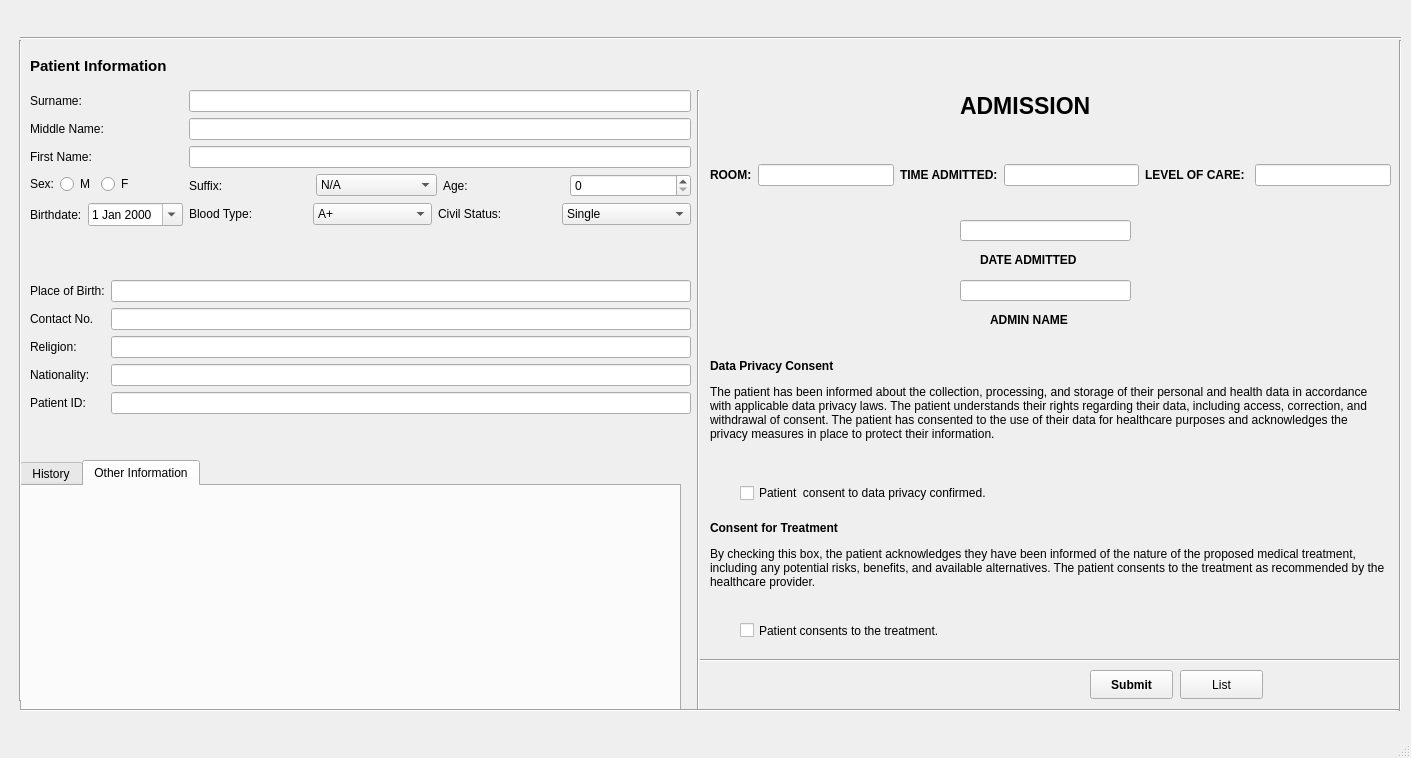
Old version of the form mainwindow.ui in the repository ChadBojelador/Medical-Record-Management-System.
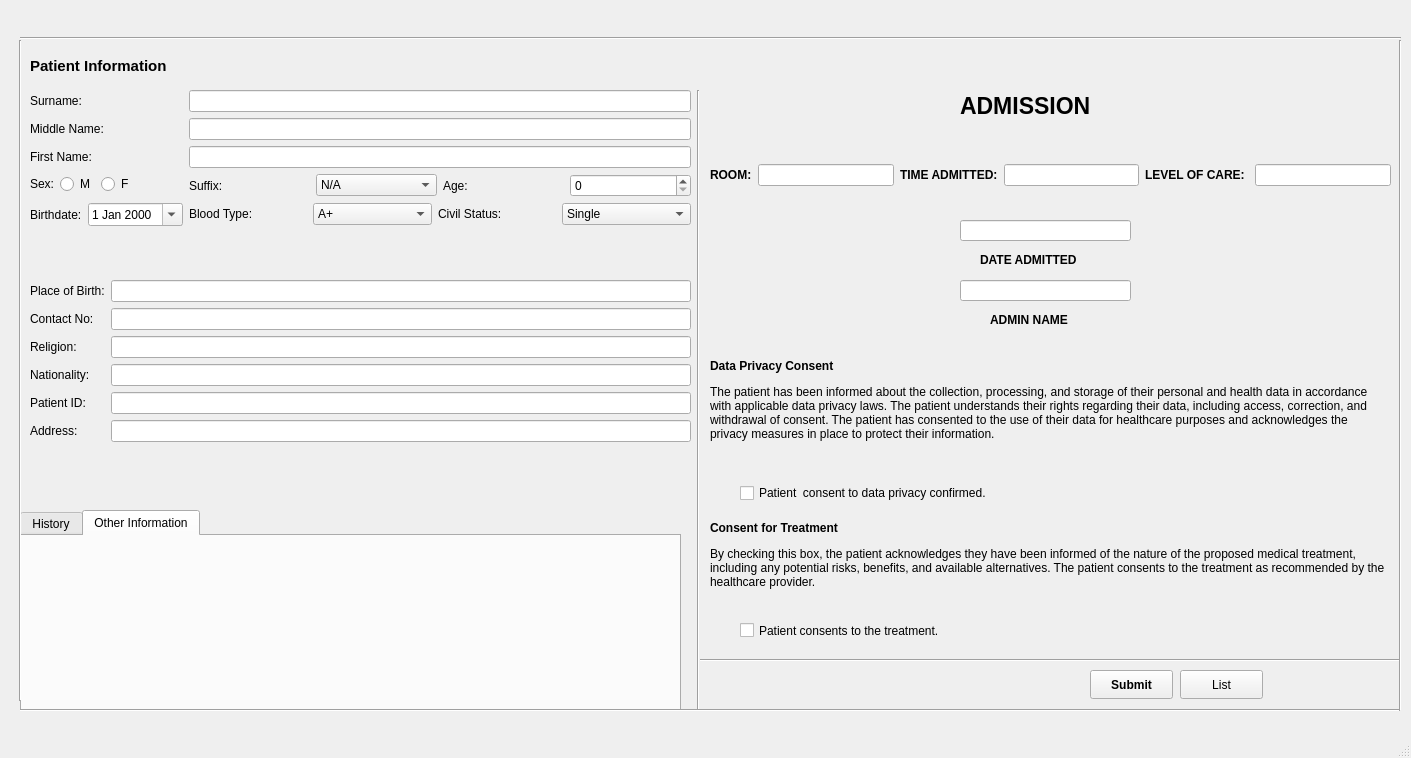
New version of the form. The open tabs and pages were chosen to show the change.

```diff
--- a/mainwindow.ui
+++ b/mainwindow.ui
@@ -428,7 +428,7 @@
         <x>30</x>
         <y>270</y>
         <width>661</width>
-        <height>197</height>
+        <height>205</height>
        </rect>
       </property>
       <layout class="QFormLayout" name="formLayout_4">
@@ -445,7 +445,7 @@
        <item row="1" column="0">
         <widget class="QLabel" name="label_16">
          <property name="text">
-          <string>Contact No.</string>
+          <string>Contact No:</string>
          </property>
         </widget>
        </item>
@@ -482,15 +482,25 @@
        <item row="4" column="1">
         <widget class="QLineEdit" name="lineEditID2"/>
        </item>
+       <item row="5" column="0">
+        <widget class="QLabel" name="label_27">
+         <property name="text">
+          <string>Address:</string>
+         </property>
+        </widget>
+       </item>
+       <item row="5" column="1">
+        <widget class="QLineEdit" name="lineEditAddress"/>
+       </item>
       </layout>
      </widget>
      <widget class="QTabWidget" name="tabWidget">
       <property name="geometry">
        <rect>
         <x>20</x>
-        <y>450</y>
+        <y>500</y>
         <width>661</width>
-        <height>251</height>
+        <height>201</height>
        </rect>
       </property>
       <property name="maximumSize">
```
Left out of the diff: 7 changed lines with no effect on the pictures.
